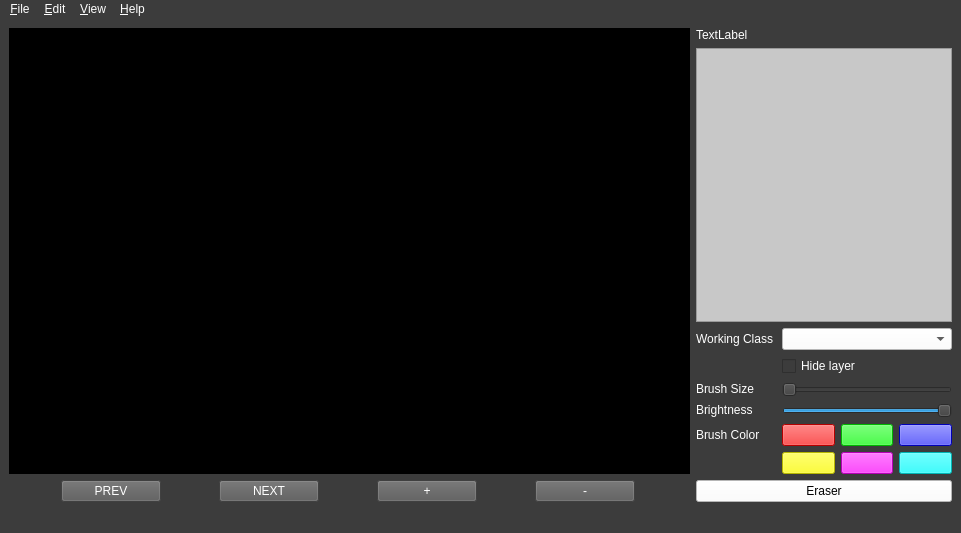
The window that mainwindow.ui (bruceHun/pythonImageEditor) describes before a commit, drawn with Qt 5.
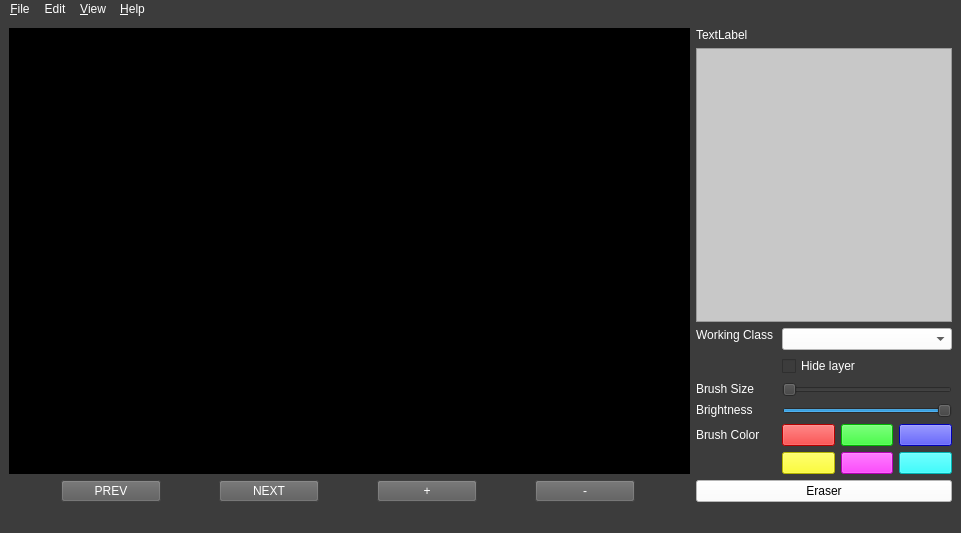
The same window after the commit.

What changed in the file:
```diff
--- a/mainwindow.ui
+++ b/mainwindow.ui
@@ -132,6 +132,18 @@
         </item>
         <item row="0" column="0">
          <widget class="QLabel" name="labelCurrClass">
+          <property name="sizePolicy">
+           <sizepolicy hsizetype="Fixed" vsizetype="Fixed">
+            <horstretch>0</horstretch>
+            <verstretch>0</verstretch>
+           </sizepolicy>
+          </property>
+          <property name="minimumSize">
+           <size>
+            <width>80</width>
+            <height>0</height>
+           </size>
+          </property>
           <property name="styleSheet">
            <string notr="true">color: rgb(255, 255, 255);
 font: 9pt &quot;Arial&quot;;</string>
@@ -562,7 +574,7 @@
      <x>0</x>
      <y>0</y>
      <width>961</width>
-     <height>25</height>
+     <height>21</height>
     </rect>
    </property>
    <property name="styleSheet">
@@ -587,7 +599,7 @@
    </widget>
    <widget class="QMenu" name="menu_Edit">
     <property name="title">
-     <string>&amp;Edit</string>
+     <string>Edit</string>
     </property>
     <addaction name="action_Undo"/>
     <addaction name="action_Redo"/>
```
